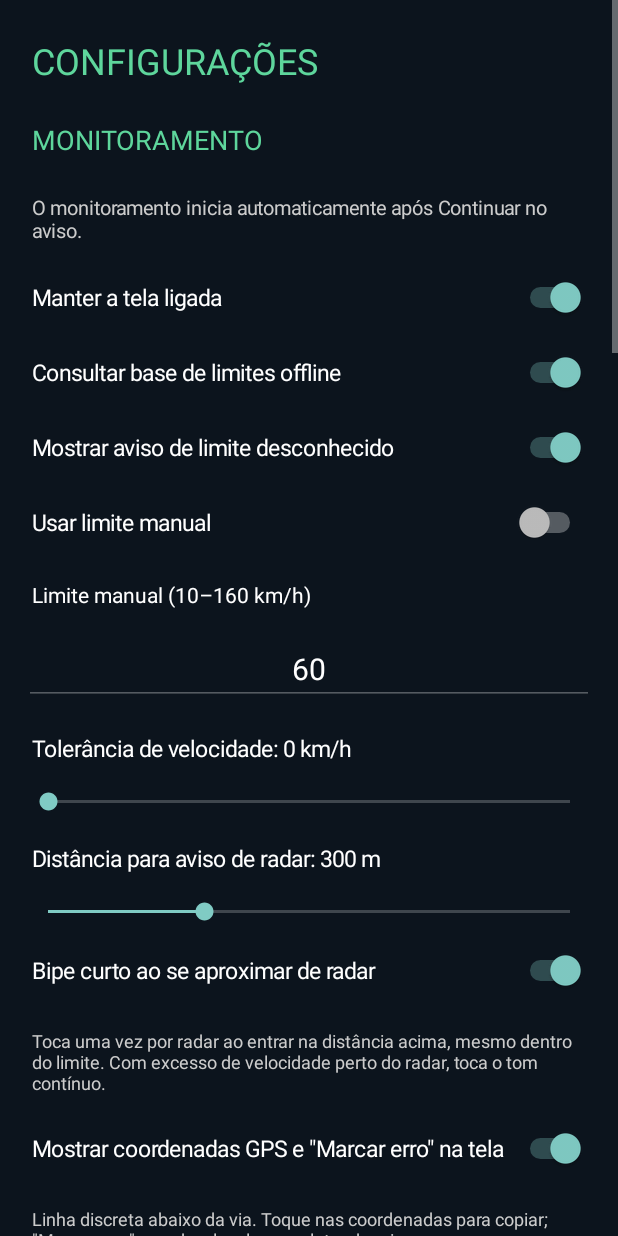
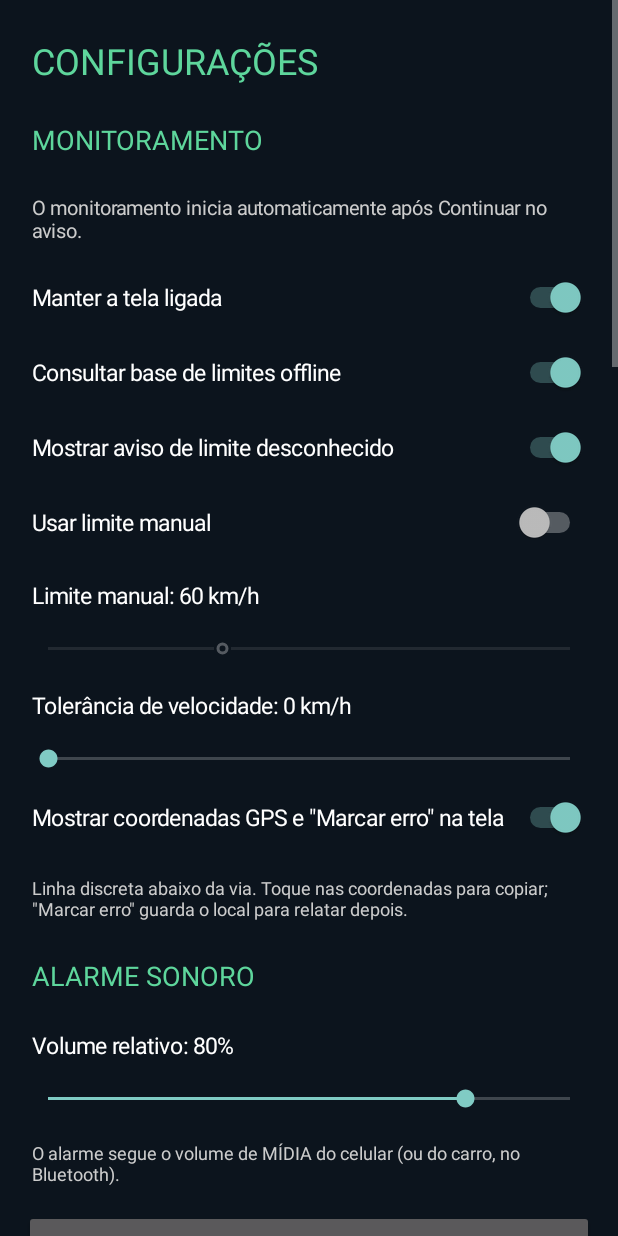
Before and after one commit to alexpmr/speed-alert, an Android app: the MainActivity screen opened directly, with no data from a screen before it, after a tap on "Configurações", on a phone screen of 412 x 824 dp. Run offline under Robolectric (Android 15) with nearby library versions, the phone set to English and light mode, and no system bars; 1 statement that could not run was skipped.

Commit message:
feat(android)!: remove speed cameras; clearer sound button, exit confirmation, 10 Hz GPS (1.0.9)
- Remove all radar/camera features (lookup, chime, settings, report types).
- Sound button shows the current state (icon, text, red when muted);
  muting resets when the app starts or exits.
- Back asks: exit (stops GPS/alarm/service), background, or cancel;
  swiping the app away from Recents also stops the service.
- GPS bars moved to a small top-right indicator; bottom stats box removed.
- Current speed shown in a square green/yellow/red tile.
- GPS requested every 100 ms (up to 10 Hz); road lookup and notification
  throttled to 1/s; blink no longer reset by every fix.
- Settings: manual limit is a slider; "Testar som" button.

Co-Authored-By: Claude Opus 5.5 <noreply@anthropic.com>

```diff
--- a/app/build.gradle.kts
+++ b/app/build.gradle.kts
@@ -7,8 +7,8 @@ android {
         applicationId="com.pt2vhf.speedalert"
         minSdk=26
         targetSdk=36
-        versionCode=108
-        versionName="1.0.8"
+        versionCode=109
+        versionName="1.0.9"
     }
     buildFeatures { buildConfig=true }
     // github: APK distributed by pt2vhf.com/GitHub, with the site OTA updater and opt-in stats.
--- a/app/src/main/java/com/pt2vhf/speedalert/AppConfig.kt
+++ b/app/src/main/java/com/pt2vhf/speedalert/AppConfig.kt
@@ -18,9 +18,7 @@ object AppConfig {
   fun warnUnknown(p: SharedPreferences) = p.getBoolean("warnUnknown",true)
   fun muted(p: SharedPreferences) = p.getBoolean("muted",false)
   fun shareStats(p: SharedPreferences) = p.getBoolean("shareStats",true)
-  fun radarRange(p: SharedPreferences) = p.getInt("radarRange",300).coerceIn(100,1000)
   fun autoUpdates(p: SharedPreferences) = p.getBoolean("autoUpdates",true)
-  fun radarChime(p: SharedPreferences) = p.getBoolean("radarChime",true)
   fun showCoords(p: SharedPreferences) = p.getBoolean("showCoords",true)
   fun tilesWifiOnly(p: SharedPreferences) = p.getBoolean("tilesWifiOnly",false)
   fun tileLimitMb(p: SharedPreferences) = p.getInt("tileLimitMb",500).coerceIn(100,4000)
--- a/app/src/main/java/com/pt2vhf/speedalert/MainActivity.kt
+++ b/app/src/main/java/com/pt2vhf/speedalert/MainActivity.kt
@@ -33,7 +33,6 @@ class MainActivity:Activity() {
     private val ui=Handler(Looper.getMainLooper())
     private val p by lazy {AppConfig.prefs(this)}
     private lateinit var plate:SpeedSignView
-    private lateinit var miniPlate:SpeedSignView
     private lateinit var speedBox:LinearLayout
     private lateinit var speedText:TextView
     private lateinit var unitText:TextView
@@ -41,11 +40,9 @@ class MainActivity:Activity() {
     private lateinit var roadSource:TextView
     private lateinit var monitorText:TextView
     private lateinit var monitorDot:TextView
-    private lateinit var radarValue:TextView
-    private lateinit var limitValue:TextView
-    private lateinit var gpsValue:TextView
     private lateinit var gpsBars:GpsBarsView
     private lateinit var muteButton:LinearLayout
+    private lateinit var muteIcon:ImageView
     private lateinit var muteLabel:TextView
     private lateinit var coordRow:LinearLayout
     private lateinit var coordText:TextView
@@ -56,7 +53,6 @@ class MainActivity:Activity() {
     private var lastStatus=""
     private var lastSource=""
     private var lastRoad=""
-    private var lastRadar=-1.0
     private var kmh=-1.0
     private var limit=-1.0
     private var excessive=false
@@ -79,8 +75,6 @@ class MainActivity:Activity() {
                 intent.getStringExtra("status")?:"AGUARDANDO GPS",
                 intent.getStringExtra("source")?:"--",
                 intent.getStringExtra("road")?:"Via não identificada",
-                intent.getDoubleExtra("radar",-1.0),
-                intent.getBooleanExtra("radarActive",false),
                 intent.getBooleanExtra("muted",false),
                 intent.getFloatExtra("accuracy",-1f),
                 intent.getDoubleExtra("lat",Double.NaN),
@@ -133,6 +127,9 @@ class MainActivity:Activity() {
         val ver=try{packageManager.getPackageInfo(packageName,0).versionName?:"—"}
             catch(_:Exception){"—"}
         row.addView(label(ver,10f,secondary),LinearLayout.LayoutParams(-2,dp(44)))
+        // Discreet GPS signal, top right next to the gear.
+        gpsBars=GpsBarsView(this).apply { contentDescription="Sinal GPS: aguardando" }
+        row.addView(gpsBars,LinearLayout.LayoutParams(dp(22),dp(18)).apply {marginStart=dp(8)})
         val gear=ImageButton(this).apply {
             setImageResource(R.drawable.ic_settings_24)
             contentDescription="Configurações"
@@ -153,31 +150,37 @@ class MainActivity:Activity() {
         add(head,status,-2,2)
         return head
     }
+    private fun plateSize(landscape:Boolean)=
+        dp(if(landscape)140 else if(resources.configuration.screenWidthDp<360)150 else 170)
     private fun topPlate(landscape:Boolean):View {
         val container=column()
-        val dim=dp(if(landscape)152 else if(resources.configuration.screenWidthDp<360)170 else 191)
-        plate=SpeedSignView(this)
+        val dim=plateSize(landscape)
+        plate=SpeedSignView(this).apply { contentDescription="Limite da via" }
         container.addView(plate,LinearLayout.LayoutParams(dim,dim))
-        add(container,label("Velocidade atual",19f,white,true),-2,7,7)
+        add(container,label("Velocidade atual",17f,white,true),-2,6,6)
         return container
     }
-    private fun speedDisplay():View {
+    /** Current speed in a square tile: grey unknown, green within, yellow near, red over the limit. */
+    private fun speedDisplay(landscape:Boolean):View {
+        val dim=plateSize(landscape)
         speedBox=LinearLayout(this).apply {
             gravity=Gravity.CENTER
-            orientation=LinearLayout.HORIZONTAL
-            setPadding(dp(12),0,dp(12),0)
-            background=gradient(neutral,Color.rgb(32,52,65),23,Color.rgb(104,128,147))
+            orientation=LinearLayout.VERTICAL
+            background=gradient(neutral,Color.rgb(32,52,65),20,Color.rgb(104,128,147))
             elevation=dp(5).toFloat()
+            contentDescription="Velocidade atual"
         }
-        speedText=label("—",83f,white,true).apply {
+        speedText=label("—",if(landscape)62f else 72f,white,true).apply {
             typeface=Typeface.create("sans-serif-condensed",Typeface.BOLD)
+            includeFontPadding=false
         }
-        unitText=label("km/h",23f,white,true).apply {
-            setPadding(dp(9),dp(22),0,0)
-        }
+        unitText=label("km/h",20f,white,true)
         speedBox.addView(speedText)
         speedBox.addView(unitText)
-        return speedBox
+        return LinearLayout(this).apply {
+            gravity=Gravity.CENTER
+            addView(speedBox,LinearLayout.LayoutParams(dim,dim))
+        }
     }
     private fun streetLine():View {
         val row=LinearLayout(this).apply {gravity=Gravity.CENTER_VERTICAL}
@@ -205,7 +208,7 @@ class MainActivity:Activity() {
         coordRow.addView(coordText,LinearLayout.LayoutParams(0,-2,1f))
         coordRow.addView(label("Marcar erro",11f,Color.rgb(94,214,156),true).apply {
             setPadding(dp(8),dp(6),0,dp(6))
-            contentDescription="Marcar erro de limite ou radar neste local"
+            contentDescription="Marcar erro de limite neste local"
             setOnClickListener {markError()}
         })
         add(labels,coordRow,-2,2)
@@ -235,48 +238,10 @@ class MainActivity:Activity() {
         else Toast.makeText(this,"Erro marcado. Complete com o veículo parado em Configurações → Relatos de erro.",
             Toast.LENGTH_LONG).show()
     }
-    private fun dashboardStats():View {
-        val box=LinearLayout(this).apply {
-            orientation=LinearLayout.HORIZONTAL
-            gravity=Gravity.CENTER_VERTICAL
-            setPadding(dp(5),dp(9),dp(5),dp(9))
-            background=gradient(Color.rgb(22,44,60),Color.rgb(10,27,39),18,Color.rgb(32,58,73))
-        }
-        fun cell()=column().apply{gravity=Gravity.CENTER}
-        fun sep():View=View(this).apply{setBackgroundColor(0x77647B8A)}
-        val camera=cell()
-        camera.addView(ImageView(this).apply {
-            setImageResource(R.drawable.ic_radar_camera)
-        },LinearLayout.LayoutParams(dp(27),dp(27)))
-        add(camera,label("Próximo radar",11.5f),-2,3)
-        radarValue=label("—",17f,white,true)
-        add(camera,radarValue)
-        box.addView(camera,LinearLayout.LayoutParams(0,dp(91),1f))
-        box.addView(sep(),LinearLayout.LayoutParams(dp(1),dp(67)))
-        val limitCell=cell()
-        miniPlate=SpeedSignView(this)
-        limitCell.addView(miniPlate,LinearLayout.LayoutParams(dp(36),dp(36)))
-        add(limitCell,label("Limite",11.5f))
-        limitValue=label("—",15f,white,true)
-        add(limitCell,limitValue)
-        box.addView(limitCell,LinearLayout.LayoutParams(0,dp(91),1f))
-        box.addView(sep(),LinearLayout.LayoutParams(dp(1),dp(67)))
-        val gps=cell()
-        gpsBars=GpsBarsView(this)
-        gps.addView(gpsBars,LinearLayout.LayoutParams(dp(31),dp(29)))
-        add(gps,label("GPS",11.5f),-2,3)
-        gpsValue=label("Aguarde",15f,white,true)
-        add(gps,gpsValue)
-        box.addView(gps,LinearLayout.LayoutParams(0,dp(91),1f))
-        return box
-    }
     private fun audioButton():View {
         muteButton=LinearLayout(this).apply {
             orientation=LinearLayout.HORIZONTAL
             gravity=Gravity.CENTER
-            background=gradient(Color.rgb(43,71,92),Color.rgb(19,38,52),26,
-                Color.rgb(104,146,174))
-            contentDescription="Silenciar ou reativar os alertas sonoros"
             isClickable=true
             isFocusable=true
             setOnClickListener {
@@ -287,10 +252,9 @@ class MainActivity:Activity() {
                     .setAction(MonitorService.MUTE))
             }
         }
-        muteButton.addView(ImageView(this).apply {
-            setImageResource(R.drawable.ic_mute_alert)
-        },LinearLayout.LayoutParams(dp(26),dp(26)).apply {marginEnd=dp(10)})
-        muteLabel=label("Silenciar",18f,white,true)
+        muteIcon=ImageView(this)
+        muteButton.addView(muteIcon,LinearLayout.LayoutParams(dp(26),dp(26)).apply {marginEnd=dp(10)})
+        muteLabel=label("",18f,white,true)
         muteButton.addView(muteLabel)
         return muteButton
     }
@@ -307,15 +271,13 @@ class MainActivity:Activity() {
         add(outer,content)
         add(content,header())
         val sign=topPlate(landscape)
-        val speed=speedDisplay()
+        val speed=speedDisplay(landscape)
         val road=streetLine()
-        val metrics=dashboardStats()
         val mute=audioButton()
         if(!landscape) {
             add(content,sign,-2,10,0)
-            add(content,speed,dp(110),5,4)
-            add(content,road,-2,15,15)
-            add(content,metrics,-2,0,9)
+            add(content,speed,-2,0,4)
+            add(content,road,-2,18,15)
             val centered=LinearLayout(this).apply {
                 gravity=Gravity.CENTER
                 addView(mute,LinearLayout.LayoutParams(dp(280),dp(55)))
@@ -326,12 +288,13 @@ class MainActivity:Activity() {
                 orientation=LinearLayout.HORIZONTAL
                 gravity=Gravity.CENTER_VERTICAL
             }
-            val left=column().apply {setPadding(0,0,dp(12),0)}
+            val left=LinearLayout(this).apply {
+                gravity=Gravity.CENTER
+                setPadding(0,0,dp(12),0)
+                addView(sign); addView(speed,LinearLayout.LayoutParams(-2,-2).apply {marginStart=dp(12)})
+            }
             val right=column().apply {setPadding(dp(12),0,0,0)}
-            add(left,sign)
-            add(left,speed,dp(95),3)
             add(right,road,-2,0,14)
-            add(right,metrics,-2,0,13)
             add(right,mute,dp(56))
             row.addView(left,LinearLayout.LayoutParams(0,-2,1f))
             row.addView(right,LinearLayout.LayoutParams(0,-2,1.05f))
@@ -341,16 +304,24 @@ class MainActivity:Activity() {
         EdgeToEdge.apply(this,scroll)
         setMuted(AppConfig.muted(p))
         applyCoordVisibility()
+        if(Build.VERSION.SDK_INT>=33) onBackInvokedDispatcher.registerOnBackInvokedCallback(
+            android.window.OnBackInvokedDispatcher.PRIORITY_DEFAULT,
+            backCallback as android.window.OnBackInvokedCallback)
         StartupDisclaimer.show(this) {
             p.edit().putBoolean("statsNoticeAccepted",true).apply()
             startMonitor()
             UpdateScheduler.sync(this)
         }
     }
+    /** The button shows the CURRENT state (icon, text and colour); tapping switches it. */
     private fun setMuted(isMuted:Boolean) {
-        if(::muteLabel.isInitialized)muteLabel.text=if(isMuted)"Ativar som" else "Silenciar"
-        if(::muteButton.isInitialized)muteButton.contentDescription=
-            if(isMuted)"Reativar o som dos alarmes" else "Silenciar os alarmes"
+        if(!::muteButton.isInitialized)return
+        muteIcon.setImageResource(if(isMuted)R.drawable.ic_mute_alert else R.drawable.ic_volume_on)
+        muteLabel.text=if(isMuted)"Som DESLIGADO" else "Som ligado"
+        muteButton.background=if(isMuted)gradient(red,redDark,26,Color.rgb(255,174,181))
+            else gradient(Color.rgb(43,71,92),Color.rgb(19,38,52),26,Color.rgb(104,146,174))
+        muteButton.contentDescription=if(isMuted)"Som dos alarmes desligado. Toque para ligar."
+            else "Som dos alarmes ligado. Toque para silenciar."
     }
     private fun updateColors() {
         if(!::speedBox.isInitialized)return
@@ -367,7 +338,7 @@ class MainActivity:Activity() {
             kmh>=limit*0.95 -> Color.rgb(255,234,95)
             else -> Color.rgb(33,237,86)
         }
-        speedBox.background=gradient(colors[0],colors[1],23,border)
+        speedBox.background=gradient(colors[0],colors[1],20,border)
         val textColor=if(!excessive && kmh>=0 && limit>0 && kmh>=limit*0.95)
             Color.BLACK else white
         speedText.setTextColor(textColor)
@@ -375,10 +346,10 @@ class MainActivity:Activity() {
         speedBox.elevation=dp(if(excessive&&blink)12 else 5).toFloat()
     }
     private fun show(v:Double,max:Double,status:String,source:String,street:String,
-                     radar:Double,radarWarning:Boolean,isMuted:Boolean,accuracy:Float,
+                     isMuted:Boolean,accuracy:Float,
                      lat:Double=Double.NaN,lon:Double=Double.NaN,bearing:Float=-1f) {
         fixLat=lat;fixLon=lon;fixBearing=bearing;fixAccuracy=accuracy
-        lastStatus=status;lastSource=source;lastRoad=street;lastRadar=radar
+        lastStatus=status;lastSource=source;lastRoad=street
         coordText.text=coordinates()?.let { c ->
             "GPS "+c.replace(",",", ")+
                 (if(accuracy>=0)" ±${accuracy.roundToInt()}m" else "")+
@@ -388,12 +359,8 @@ class MainActivity:Activity() {
         limit=max
         speedText.text=if(v>=0)v.roundToInt().toString() else "—"
         plate.limit=if(max>0)max.roundToInt().toString() else "—"
-        miniPlate.limit=plate.limit
-        limitValue.text=if(max>0)max.roundToInt().toString()+" km/h" else "—"
         roadText.text=street.ifBlank{"Via não identificada"}
         roadSource.text=source.ifBlank{"Fonte indisponível"}
-        radarValue.text=if(radar>=0)radar.roundToInt().toString()+" m" else "—"
-        radarValue.setTextColor(if(radarWarning)Color.rgb(255,93,93) else white)
         gpsBars.level=when {
             accuracy<0f -> 0
             accuracy<=10f -> 4
@@ -401,22 +368,26 @@ class MainActivity:Activity() {
             accuracy<=35f -> 2
             else -> 1
         }
-        gpsValue.text=when(gpsBars.level) {
-            4->"Forte"
-            3->"Bom"
-            2->"Regular"
-            1->"Fraco"
-            else->"Aguarde"
+        gpsBars.contentDescription="Sinal GPS: "+when(gpsBars.level) {
+            4->"forte"
+            3->"bom"
+            2->"regular"
+            1->"fraco"
+            else->"aguardando"
         }
         monitorText.text=if(status=="MONITORAMENTO PARADO")"Monitoramento parado"
             else "Monitoramento ativo"
         monitorDot.setTextColor(if(status=="GPS DESLIGADO" || status=="FALHA GPS")
             Color.rgb(255,181,48) else Color.rgb(0,228,67))
+        val was=excessive
         excessive=v>=0 && max>0 && v>max
-        ui.removeCallbacks(flash)
-        blink=true
+        // Fixes arrive up to 10x/s: restart the blink only when the state changes.
+        if(excessive!=was) {
+            ui.removeCallbacks(flash)
+            blink=true
+            if(excessive)ui.postDelayed(flash,450L)
+        }
         updateColors()
-        if(excessive)ui.postDelayed(flash,450L)
         setMuted(isMuted)
     }
     private fun startMonitor() {
@@ -455,9 +426,29 @@ class MainActivity:Activity() {
         )
         MonitorService.latest?.let {
             show(it.speed,it.limit,it.status,it.source,it.roadName,
-                it.radarMeters?:-1.0,it.radarActive,it.muted,it.gpsAccuracy,it.lat,it.lon,it.bearing)
+                it.muted,it.gpsAccuracy,it.lat,it.lon,it.bearing)
         }
     }
+    /** Back = ask: really exit (stops GPS and alarms) or keep alerting in the background. */
+    private fun confirmExit() {
+        android.app.AlertDialog.Builder(this)
+            .setTitle("Sair do Speed Alert?")
+            .setMessage("Ao sair, o GPS e os alarmes são desligados.\n\n"+
+                "Para usar com Waze/Maps, escolha \"Segundo plano\": os alertas continuam.")
+            .setPositiveButton("Sair") { _,_ ->
+                try { startService(Intent(this,MonitorService::class.java).setAction(MonitorService.STOP)) }
+                catch(_:Exception) {}
+                finishAndRemoveTask()
+            }
+            .setNeutralButton("Segundo plano") { _,_ -> moveTaskToBack(true) }
+            .setNegativeButton("Cancelar",null)
+            .show()
+    }
+    private val backCallback:Any? by lazy {
+        if(Build.VERSION.SDK_INT>=33) android.window.OnBackInvokedCallback { confirmExit() } else null
+    }
+    @Deprecated("Android 12 and older; 13+ uses OnBackInvokedCallback")
+    override fun onBackPressed() = confirmExit()
     override fun onResume() {
         super.onResume()
         if(AppConfig.screen(p))window.addFlags(WindowManager.LayoutParams.FLAG_KEEP_SCREEN_ON)
--- a/app/src/main/java/com/pt2vhf/speedalert/ReportsActivity.kt
+++ b/app/src/main/java/com/pt2vhf/speedalert/ReportsActivity.kt
@@ -82,7 +82,7 @@ class ReportsActivity:Activity() {
       setSelection(keys.indexOf(r.type).coerceAtLeast(0))
     }
     val correct=EditText(this).apply {
-      hint="Valor correto no local (ex.: 70 km/h, sem radar)";setText(r.correct)
+      hint="Valor correto no local (ex.: 70 km/h)";setText(r.correct)
       inputType=InputType.TYPE_CLASS_TEXT
     }
     val comment=EditText(this).apply {
@@ -119,7 +119,7 @@ class ReportsActivity:Activity() {
   private fun share(r:Reports.Report) {
     startActivity(Intent.createChooser(Intent(Intent.ACTION_SEND).apply {
       type="text/plain"
-      putExtra(Intent.EXTRA_SUBJECT,"PT2VHF Speed Alert — erro de limite/radar")
+      putExtra(Intent.EXTRA_SUBJECT,"PT2VHF Speed Alert — erro de limite")
       putExtra(Intent.EXTRA_TEXT,Reports.noteText(r)+"\nhttps://www.openstreetmap.org/?mlat=%.5f&mlon=%.5f#map=18/%.5f/%.5f"
         .format(Locale.US,r.lat,r.lon,r.lat,r.lon))
     },"Compartilhar relato"))
--- a/app/src/main/java/com/pt2vhf/speedalert/SettingsActivity.kt
+++ b/app/src/main/java/com/pt2vhf/speedalert/SettingsActivity.kt
@@ -11,7 +11,7 @@ import android.widget.*
 
 class SettingsActivity : Activity() {
   private val p by lazy { AppConfig.prefs(this) }
-  private lateinit var manualLimit: EditText
+  private lateinit var manualLimit: SeekBar
   private lateinit var beepMs: EditText
   private lateinit var pauseMs: EditText
   private val navy = Color.rgb(12,20,29)
@@ -49,10 +49,10 @@ class SettingsActivity : Activity() {
     add(root,field)
     return field
   }
-  private fun seek(root:LinearLayout,title:String,key:String,default:Int,maximum:Int,suffix:String) {
+  private fun seek(root:LinearLayout,title:String,key:String,default:Int,maximum:Int,suffix:String,minimum:Int=0):SeekBar {
     val caption=label("",15f)
     add(root,caption)
-    val bar=SeekBar(this).apply { max=maximum;progress=p.getInt(key,default).coerceIn(0,maximum) }
+    val bar=SeekBar(this).apply { min=minimum;max=maximum;progress=p.getInt(key,default).coerceIn(minimum,maximum) }
     caption.text=title+": "+bar.progress+suffix
     bar.setOnSeekBarChangeListener(object:SeekBar.OnSeekBarChangeListener {
       override fun onProgressChanged(s:SeekBar?,value:Int,user:Boolean) {
@@ -63,6 +63,7 @@ class SettingsActivity : Activity() {
       override fun onStopTrackingTouch(s:SeekBar?){}
     })
     add(root,bar)
+    return bar
   }
   override fun onCreate(savedInstanceState:Bundle?) {
     super.onCreate(savedInstanceState)
@@ -78,16 +79,24 @@ class SettingsActivity : Activity() {
     val useManual=toggle(root,"Usar limite manual","manual",false) { enabled ->
       manualLimit.isEnabled=enabled
     }
-    manualLimit=edit(root,"Limite manual (10–160 km/h)",AppConfig.manualLimit(p))
+    manualLimit=seek(root,"Limite manual","manualLimit",60,160," km/h",minimum=10)
     manualLimit.isEnabled=useManual.isChecked
     seek(root,"Tolerância de velocidade","tolerance",0,20," km/h")
-    seek(root,"Distância para aviso de radar","radarRange",300,1000," m")
-    toggle(root,"Bipe curto ao se aproximar de radar","radarChime",true)
-    add(root,label("Toca uma vez por radar ao entrar na distância acima, mesmo dentro do limite. Com excesso de velocidade perto do radar, toca o tom contínuo.",12f,Color.LTGRAY))
     toggle(root,"Mostrar coordenadas GPS e \"Marcar erro\" na tela","showCoords",true)
     add(root,label("Linha discreta abaixo da via. Toque nas coordenadas para copiar; \"Marcar erro\" guarda o local para relatar depois.",12f,Color.LTGRAY))
     add(root,label("ALARME SONORO",18f,green))
     seek(root,"Volume relativo","volume",80,100,"%")
+    add(root,label("O alarme segue o volume de MÍDIA do celular (ou do carro, no Bluetooth).",12f,Color.LTGRAY))
+    add(root,Button(this).apply {
+      text="TESTAR SOM (2 s)"
+      setOnClickListener { button ->
+        save()
+        val test=AlarmAudio(this@SettingsActivity)
+        test.setAlert(true,AppConfig.mode(p),AppConfig.volume(p).coerceAtLeast(1),AppConfig.beepMs(p),AppConfig.pauseMs(p))
+        button.isEnabled=false
+        button.postDelayed({ test.close(); button.isEnabled=true },2000L)
+      }
+    })
     add(root,label("Tipo de alarme",14f))
     val options=arrayOf("Bipes simples","Bipes duplos","Bipes triplos",
       "Sirene alternada","Alerta suave","Tom ininterrupto")
@@ -167,8 +176,7 @@ class SettingsActivity : Activity() {
   private fun save() {
     fun value(field:EditText,original:Int,min:Int,max:Int):Int =
       (field.text.toString().toIntOrNull()?:original).coerceIn(min,max)
-    p.edit().putInt("manualLimit",value(manualLimit,AppConfig.manualLimit(p),10,160))
-      .putInt("beepMs",value(beepMs,AppConfig.beepMs(p),100,1000))
+    p.edit().putInt("beepMs",value(beepMs,AppConfig.beepMs(p),100,1000))
       .putInt("pauseMs",value(pauseMs,AppConfig.pauseMs(p),100,2000)).apply()
   }
   @Deprecated("Activity result API used for compatibility with Android 8+")
@@ -189,7 +197,6 @@ class SettingsActivity : Activity() {
           String(bytes,Charsets.UTF_8)
         } ?: error("Não foi possível ler o arquivo")
         val count=SettingsBackup.import(p,text)
-        manualLimit.setText(AppConfig.manualLimit(p).toString())
         beepMs.setText(AppConfig.beepMs(p).toString())
         pauseMs.setText(AppConfig.pauseMs(p).toString())
         UpdateScheduler.sync(this)
@@ -208,7 +215,7 @@ class SettingsActivity : Activity() {
   /** Map data in ~110 km tiles: downloaded around the driver, kept for trips, evicted when unused. */
   private fun tilesSection(root:LinearLayout) {
     add(root,label("BASE OFFLINE POR BLOCOS",18f,green))
-    add(root,label("Limites e radares são baixados em blocos de cerca de 110 km ao redor de onde você está, "+
+    add(root,label("Limites de velocidade são baixados em blocos de cerca de 110 km ao redor de onde você está, "+
       "e os não usados há 30 dias são apagados. Cobertura: Centro-Oeste, Sudeste e Sul. "+
       "Antes de viajar para um lugar sem sinal, baixe a região inteira.",12f,Color.LTGRAY))
     val status=label("",13f)
--- a/app/src/main/java/com/pt2vhf/speedalert/SettingsBackup.kt
+++ b/app/src/main/java/com/pt2vhf/speedalert/SettingsBackup.kt
@@ -9,9 +9,9 @@ import org.json.JSONObject
  */
 object SettingsBackup {
     private val booleans = listOf("keepScreenOn","offline","warnUnknown","manual",
-        "autoUpdates","shareStats","muted","radarChime","showCoords","tilesWifiOnly")
+        "autoUpdates","shareStats","showCoords","tilesWifiOnly")
     private val ranges = mapOf(
-        "tolerance" to (0..20), "radarRange" to (100..1000),
+        "tolerance" to (0..20),
         "volume" to (0..100), "manualLimit" to (10..160),
         "beepMs" to (100..1000), "pauseMs" to (100..2000), "tileLimitMb" to (100..4000)
     )
--- a/app/src/main/res/drawable/ic_radar_camera.xml
+++ /dev/null
@@ -1,11 +0,0 @@
-<?xml version="1.0" encoding="utf-8"?>
-<vector xmlns:android="http://schemas.android.com/apk/res/android"
-  android:width="30dp" android:height="30dp"
-  android:viewportWidth="30" android:viewportHeight="30">
-  <path android:fillColor="#FFFFFF"
-    android:pathData="M5,6h16q3,0 3,3v12q0,3 -3,3H5q-3,0 -3,-3V9q0,-3 3,-3z"/>
-  <path android:fillColor="#223447"
-    android:pathData="M12,10a5,5 0,1 0,0 10a5,5 0,1 0,0 -10"/>
-  <path android:fillColor="#FFFFFF"
-    android:pathData="M12,13a2,2 0,1 0,0 4a2,2 0,1 0,0 -4 M24,10l5,-3v16l-5,-3z"/>
-</vector>
--- /dev/null
+++ b/app/src/main/res/drawable/ic_volume_on.xml
@@ -0,0 +1,13 @@
+<?xml version="1.0" encoding="utf-8"?>
+<vector xmlns:android="http://schemas.android.com/apk/res/android"
+  android:width="24dp" android:height="24dp"
+  android:viewportWidth="24" android:viewportHeight="24">
+  <path android:fillColor="#FFFFFF"
+    android:pathData="M3,9v6h4l5,5V4L7,9H3z"/>
+  <path android:fillColor="#00000000" android:strokeColor="#FFFFFF"
+    android:strokeWidth="2" android:strokeLineCap="round"
+    android:pathData="M15,8 Q19,12 15,16"/>
+  <path android:fillColor="#00000000" android:strokeColor="#FFFFFF"
+    android:strokeWidth="2" android:strokeLineCap="round"
+    android:pathData="M17.5,5 Q23.5,12 17.5,19"/>
+</vector>
```
Also changed, not shown: app/src/main/java/com/pt2vhf/speedalert/AlarmAudio.kt (+0 -50 lines), app/src/main/java/com/pt2vhf/speedalert/CameraAhead.kt (deleted, +0 -29 lines), app/src/main/java/com/pt2vhf/speedalert/MonitorService.kt (+38 -44 lines), app/src/main/java/com/pt2vhf/speedalert/Reports.kt (+6 -9 lines), app/src/main/java/com/pt2vhf/speedalert/Roads.kt (+3 -34 lines), 3 other files.
